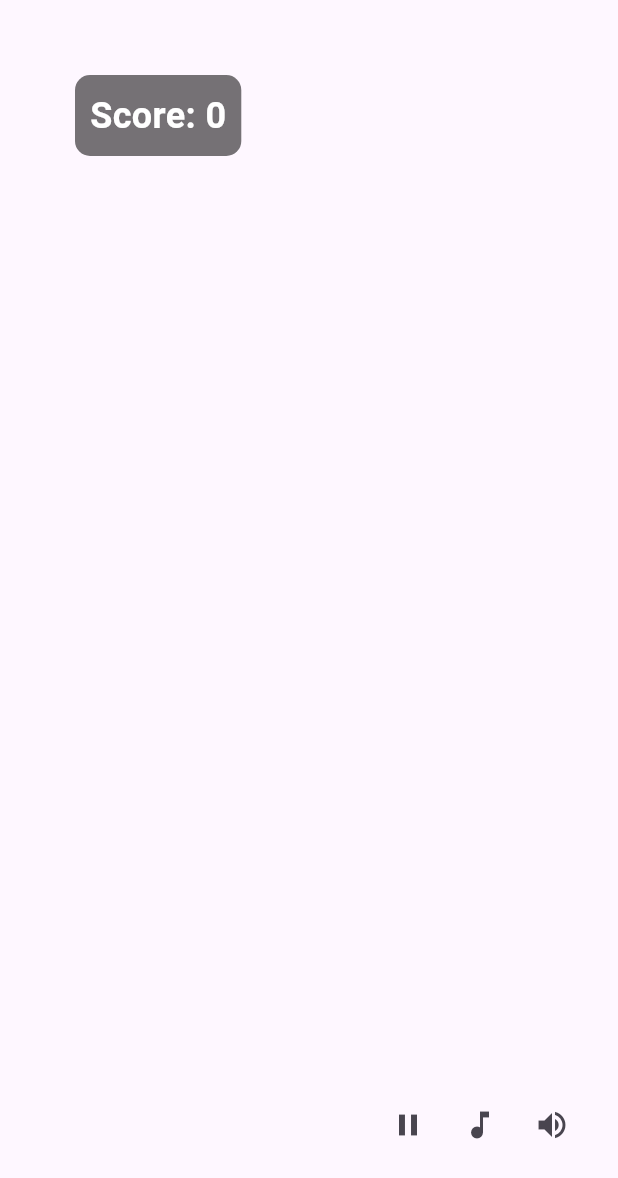
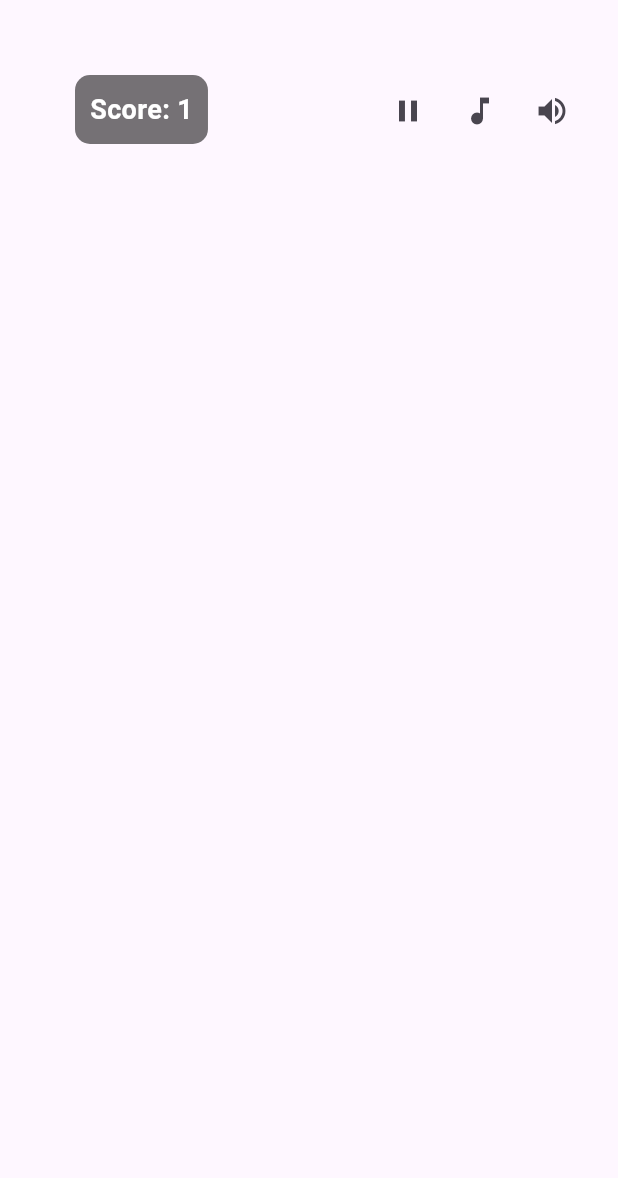
Before and after one commit to KishiEdward/dart_catchfruit, a Flutter app: the screen it shows after launch, on a phone screen of 412 x 824 dp. Shown: the top 1178 px of the screen. Run offline on Flutter 3.47's test engine with Material 3 defaults, Android fonts, the phone set to English and light mode, and no system bars.

Commit message:
wrapping stack

```diff
--- a/lib/main.dart
+++ b/lib/main.dart
@@ -1,5 +1,4 @@
 import 'package:flutter/material.dart';
-import 'package:flutter/widgets.dart';
 
 void main() {
   runApp(const MyApp());
@@ -22,6 +21,7 @@ class GameScreen extends StatefulWidget {
 }
 
 class _GameScreenState extends State<GameScreen> {
+  final ValueNotifier<int> score = ValueNotifier(1);
   @override
   void initState() {
     super.initState();
@@ -30,7 +30,10 @@ class _GameScreenState extends State<GameScreen> {
   @override
   Widget build(BuildContext context) {
     return Scaffold(
-      body: Stack(
+      body: Column(
+        children: [
+          Expanded(
+            child: Stack(
               children: [
                 Positioned(
                   top: 50,
@@ -41,27 +44,41 @@ class _GameScreenState extends State<GameScreen> {
                       color: Colors.black54,
                       borderRadius: BorderRadius.circular(10),
                     ),
-              child: const Text(
-                'Score: 0',
-                style: TextStyle(
+                    child: ValueListenableBuilder<int>(
+                      valueListenable: score,
+                      builder: (context, value, child) {
+                        return Text(
+                          'Score: $value',
+                          style: const TextStyle(
                             color: Colors.white,
-                  fontSize: 24,
+                            fontSize: 18,
                             fontWeight: FontWeight.bold,
                           ),
+                        );
+                      },
                     ),
                   ),
                 ),
                 Positioned(
-            bottom: 50,
+                  top: 50,
                   right: 20,
                   child: Row(
                     children: [
-                IconButton(icon: const Icon(Icons.pause), onPressed: () {}),
+                      IconButton(
+                        icon: const Icon(Icons.pause),
+                        onPressed: () {},
+                      ),
                       IconButton(
                         icon: const Icon(Icons.music_note),
                         onPressed: () {},
                       ),
-                IconButton(icon: const Icon(Icons.volume_up), onPressed: () {}),
+                      IconButton(
+                        icon: const Icon(Icons.volume_up),
+                        onPressed: () {},
+                      ),
+                    ],
+                  ),
+                ),
               ],
             ),
           ),
```
Lines whose indentation alone changed are shown as unchanged.
